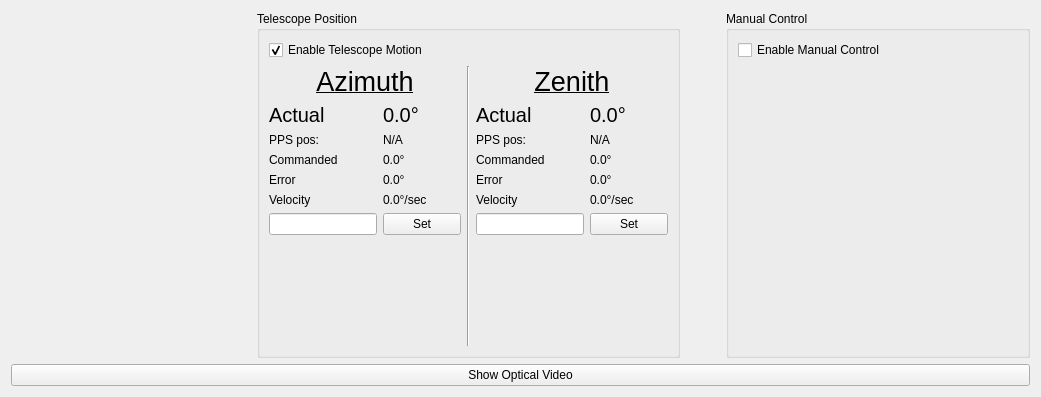
Qt form ui_resources/telescope_control.ui (Tyronitar/rfsoc-interface) before a commit.
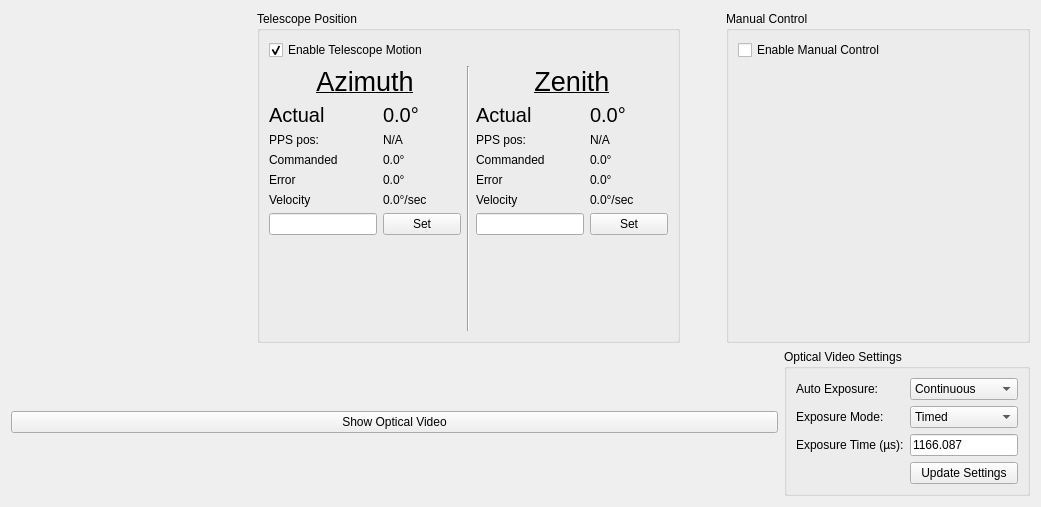
The same form after that commit. Icons and pictures are not drawn. Custom widgets are drawn as their Qt base class.

Commit message: Add Camera Exposure Control Options

```diff
--- a/ui_resources/telescope_control.ui
+++ b/ui_resources/telescope_control.ui
@@ -7,7 +7,7 @@
     <x>0</x>
     <y>0</y>
     <width>1041</width>
-    <height>397</height>
+    <height>507</height>
    </rect>
   </property>
   <property name="windowTitle">
@@ -16,6 +16,12 @@
   <layout class="QGridLayout" name="gridLayout_2">
    <item row="1" column="0">
     <widget class="QPushButton" name="optical_pushButton">
+     <property name="sizePolicy">
+      <sizepolicy hsizetype="Expanding" vsizetype="Fixed">
+       <horstretch>0</horstretch>
+       <verstretch>0</verstretch>
+      </sizepolicy>
+     </property>
      <property name="text">
       <string>Show Optical Video</string>
      </property>
@@ -24,7 +30,91 @@
      </property>
     </widget>
    </item>
-   <item row="0" column="0">
+   <item row="1" column="1">
+    <widget class="QGroupBox" name="camera_settings_groupBox">
+     <property name="title">
+      <string>Optical Video Settings</string>
+     </property>
+     <layout class="QGridLayout" name="gridLayout_4">
+      <item row="2" column="0">
+       <widget class="QLabel" name="exposure_mode_label">
+        <property name="text">
+         <string>Exposure Mode:</string>
+        </property>
+       </widget>
+      </item>
+      <item row="4" column="1">
+       <widget class="QPushButton" name="update_camera_settings_pushButton">
+        <property name="text">
+         <string>Update Settings</string>
+        </property>
+       </widget>
+      </item>
+      <item row="2" column="1">
+       <widget class="QComboBox" name="exposure_mode_comboBox">
+        <property name="sizePolicy">
+         <sizepolicy hsizetype="Minimum" vsizetype="Fixed">
+          <horstretch>0</horstretch>
+          <verstretch>0</verstretch>
+         </sizepolicy>
+        </property>
+        <item>
+         <property name="text">
+          <string>Timed</string>
+         </property>
+        </item>
+       </widget>
+      </item>
+      <item row="0" column="1">
+       <widget class="QComboBox" name="auto_exposure_comboBox">
+        <item>
+         <property name="text">
+          <string>Continuous</string>
+         </property>
+        </item>
+        <item>
+         <property name="text">
+          <string>Once</string>
+         </property>
+        </item>
+        <item>
+         <property name="text">
+          <string>Off</string>
+         </property>
+        </item>
+       </widget>
+      </item>
+      <item row="3" column="1">
+       <widget class="QLineEdit" name="exposure_time_lineEdit">
+        <property name="sizePolicy">
+         <sizepolicy hsizetype="Minimum" vsizetype="Fixed">
+          <horstretch>0</horstretch>
+          <verstretch>0</verstretch>
+         </sizepolicy>
+        </property>
+        <property name="text">
+         <string>1166.087</string>
+        </property>
+       </widget>
+      </item>
+      <item row="3" column="0">
+       <widget class="QLabel" name="exposure_time_label">
+        <property name="text">
+         <string>Exposure Time (µs):</string>
+        </property>
+       </widget>
+      </item>
+      <item row="0" column="0">
+       <widget class="QLabel" name="label">
+        <property name="text">
+         <string>Auto Exposure:</string>
+        </property>
+       </widget>
+      </item>
+     </layout>
+    </widget>
+   </item>
+   <item row="0" column="0" colspan="2">
     <layout class="QGridLayout" name="gridLayout">
      <item row="0" column="4">
       <spacer name="horizontalSpacer_2">
```
The commit also changes 4 other files.
